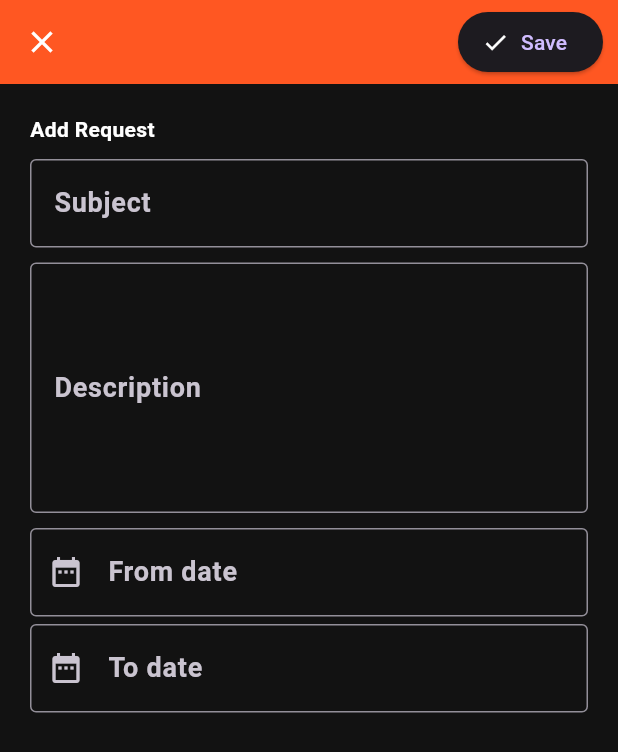
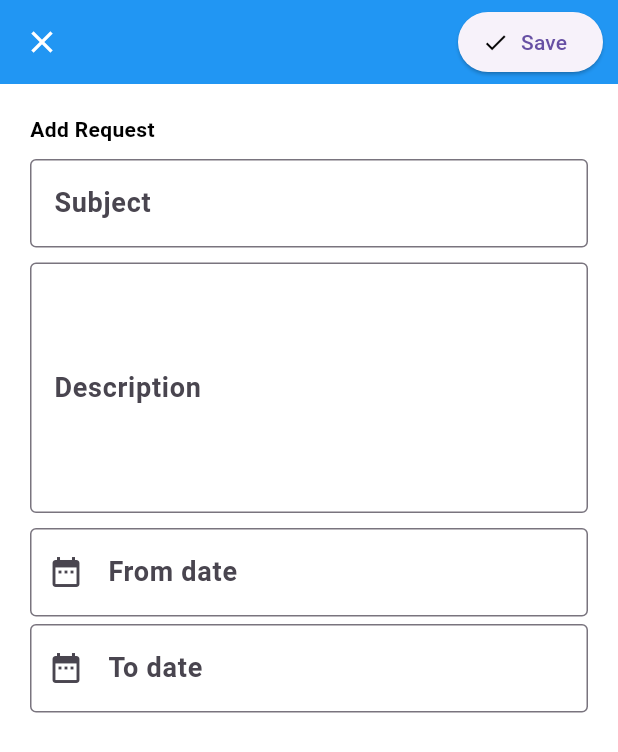
Before and after one commit to jerinthomascarmel/Approvelt, a Flutter app: the AddEventScreen screen opened by its route, on a phone screen of 412 x 824 dp. Shown: the top 752 px of the screen. Run offline on Flutter 3.47's test engine with Material 3 defaults, Android fonts, the phone set to English and light mode, and no system bars; our stand-ins replace cloud_firestore, firebase_auth, firebase_core, flutter_riverpod, fpdart, qr_flutter; accounts and stored records are empty.

Commit message:
ui changed

```diff
--- a/lib/common/bottom_bar.dart
+++ b/lib/common/bottom_bar.dart
@@ -43,10 +43,8 @@ class _BottomBarState extends ConsumerState<BottomBar> {
         appBar: _appbar(context),
         drawer: _drawer(context),
         bottomNavigationBar: BottomNavigationBar(
+          selectedItemColor: Colors.blue,
           currentIndex: _page,
-          backgroundColor: GlobalVariables.backgroundColor,
-          selectedItemColor: GlobalVariables.selectedNavBarColor,
-          unselectedItemColor: GlobalVariables.unselectedNavBarColor,
           iconSize: 28,
           onTap: updatePage,
           items: [
--- a/lib/constants/theme.dart
+++ b/lib/constants/theme.dart
@@ -3,10 +3,12 @@
 import 'package:flutter/material.dart';
 import 'package:flutter/services.dart';
 
-const defaultLightColor = Colors.deepOrange;
+const defaultLightColor = Colors.blue;
 const defaultDarkColor = Colors.white;
-const defaultWidgetColor = Colors.deepOrange;
+const defaultWidgetColor = Colors.blue;
 const darkmodeColor = Color(0xFF121212);
+
+var backgroundColor = Colors.white70.withOpacity(0.85);
 
 class Themes {
   static ThemeData darkThem = ThemeData(
@@ -51,17 +53,18 @@ class Themes {
 
   static ThemeData lightTheme = ThemeData(
     brightness: Brightness.light,
+    scaffoldBackgroundColor: backgroundColor,
     primaryColor: defaultLightColor,
     primarySwatch: defaultLightColor,
-    appBarTheme: const AppBarTheme(
-        iconTheme: IconThemeData(color: Colors.black),
-        backgroundColor: Colors.white,
+    appBarTheme: AppBarTheme(
+        iconTheme: const IconThemeData(color: Colors.black),
+        backgroundColor: backgroundColor,
         elevation: 0,
-        actionsIconTheme: IconThemeData(color: Colors.black),
-        titleTextStyle: TextStyle(
+        actionsIconTheme: const IconThemeData(color: Colors.black),
+        titleTextStyle: const TextStyle(
             color: Colors.black, fontWeight: FontWeight.bold, fontSize: 25),
         systemOverlayStyle: SystemUiOverlayStyle(
-          statusBarColor: Colors.white,
+          statusBarColor: backgroundColor,
           statusBarIconBrightness: Brightness.dark,
         )),
     bottomNavigationBarTheme: const BottomNavigationBarThemeData(elevation: 10),
--- a/lib/features/auth/screens/login_screen.dart
+++ b/lib/features/auth/screens/login_screen.dart
@@ -21,7 +21,6 @@ class _LoginScreenState extends ConsumerState<LoginScreen> {
   final TextEditingController _emailController = TextEditingController();
   final TextEditingController _passwordController = TextEditingController();
   final _loginFormKey = GlobalKey<FormState>();
-  Type _type = Type.user;
 
   @override
   void dispose() {
--- a/lib/features/home/screens/add_request_screen.dart
+++ b/lib/features/home/screens/add_request_screen.dart
@@ -172,7 +172,7 @@ class AddEventScreen extends ConsumerWidget {
             },
             icon: const Icon(
               Icons.done,
-              color: Colors.white,
+              color: Colors.black,
             ),
             label: const Text("Save"),
           ),
--- a/lib/main.dart
+++ b/lib/main.dart
@@ -20,7 +20,7 @@ class MyApp extends ConsumerWidget {
     final initialize = ref.watch(firebaseinitializerProvider);
     return MaterialApp(
       debugShowCheckedModeBanner: false,
-      theme: Themes.darkThem,
+      theme: Themes.lightTheme,
       onGenerateRoute: (settings) => generateRoute(settings),
       home: initialize.when(
           data: (data) {
```
Also changed, not shown: lib/common/request_item.dart (+48 -83 lines), lib/constants/global_variable.dart (+12 -0 lines), lib/features/home/screens/home_screen.dart (+5 -3 lines), assets/user.jpg (added).
